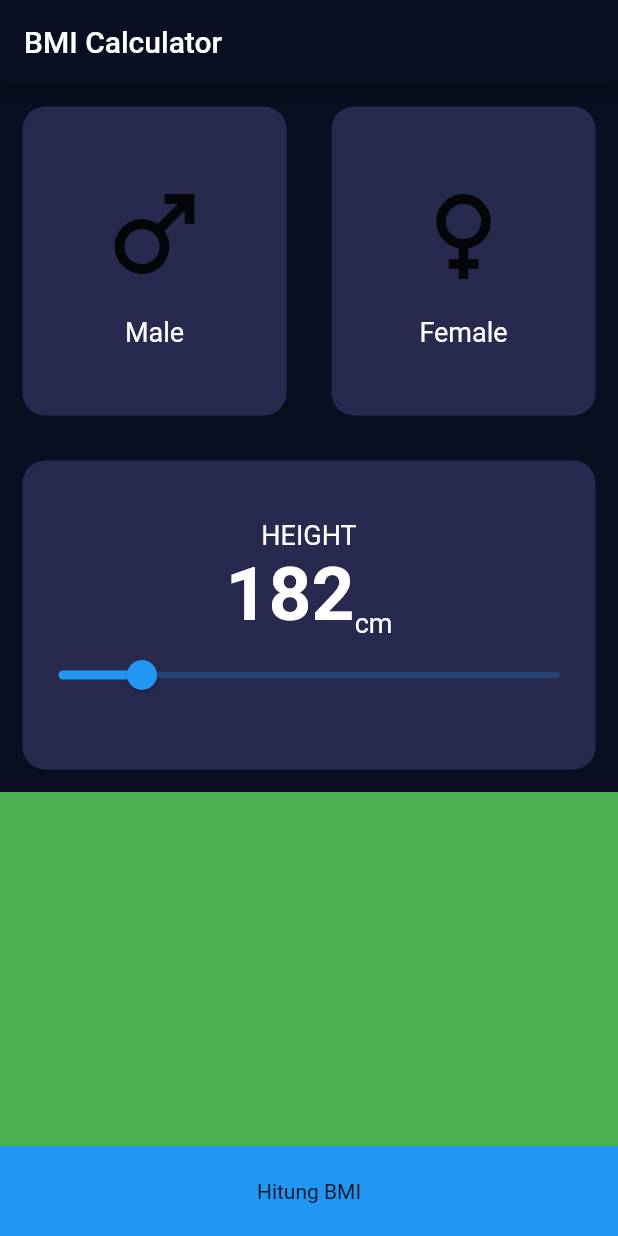
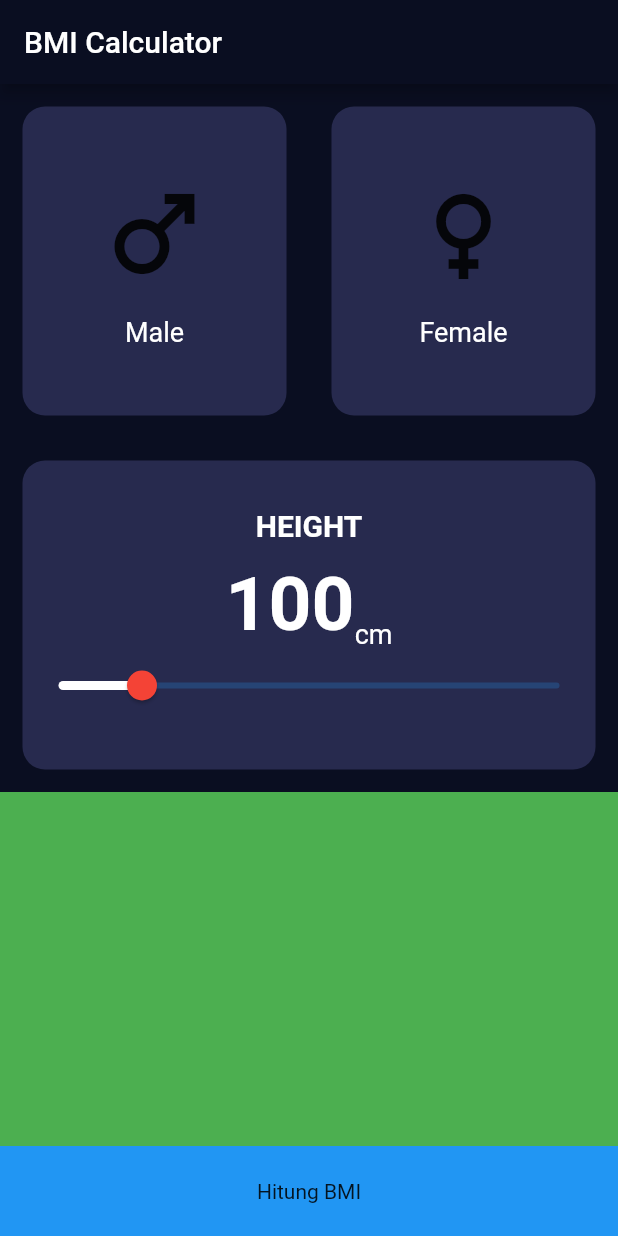
Before and after one commit to hamamulwidya/bmi, a Flutter app: the screen it shows after launch, on a phone screen of 412 x 824 dp. Run offline on Flutter 3.47's test engine with Material 2 defaults, Android fonts, the phone set to English and light mode, and no system bars.

Commit message:
height section styl

```diff
--- a/lib/views/bmi_data_screen.dart
+++ b/lib/views/bmi_data_screen.dart
@@ -10,6 +10,8 @@ class BmiDataScreen extends StatefulWidget {
 }
 
 class _BmiDataScreenState extends State<BmiDataScreen> {
+  int height = 100;
+
   @override
   Widget build(BuildContext context) {
     return Scaffold(
@@ -49,14 +51,18 @@ class _BmiDataScreenState extends State<BmiDataScreen> {
                 children: [
                   Text(
                     "HEIGHT",
-                    style: labelTextStyle,
+                    style: labelTextStyle!.copyWith(
+                      fontSize: 20,
+                      fontWeight: FontWeight.bold,
+                    ),
                   ),
+                  SizedBox(height: 12),
                   Row(
                     mainAxisAlignment: MainAxisAlignment.center,
                     crossAxisAlignment: CrossAxisAlignment.end,
                     children: [
                       Text(
-                        "182",
+                        "$height",
                         style: TextStyle(
                           fontSize: 50,
                           fontWeight: FontWeight.bold,
@@ -70,10 +76,15 @@ class _BmiDataScreenState extends State<BmiDataScreen> {
                     ],
                   ),
                   Slider(
-                    value: 100,
+                    value: height.toDouble(),
                     min: 80,
                     max: 200,
-                    onChanged: (value) {},
+                    thumbColor: Colors.red,
+                    activeColor: Colors.white,
+                    onChanged: (value) {
+                      height = value.toInt();
+                      setState(() {});
+                    },
                   )
                 ],
               )),
```
